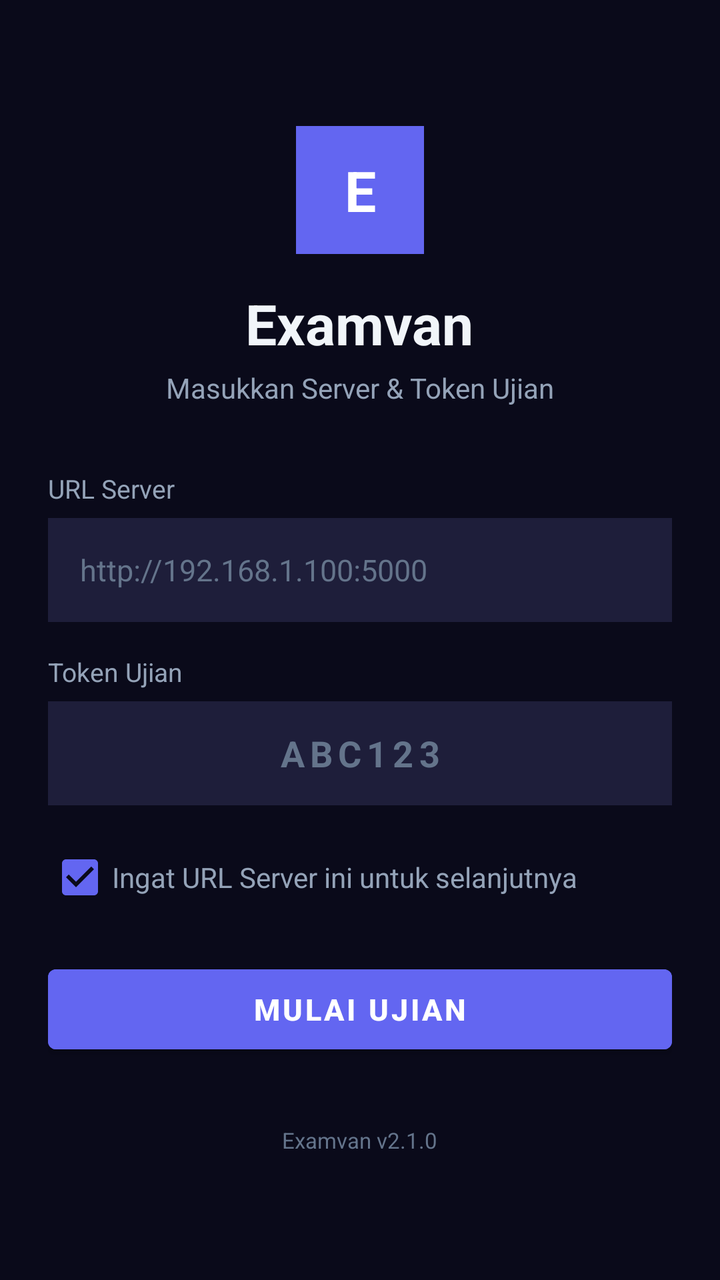
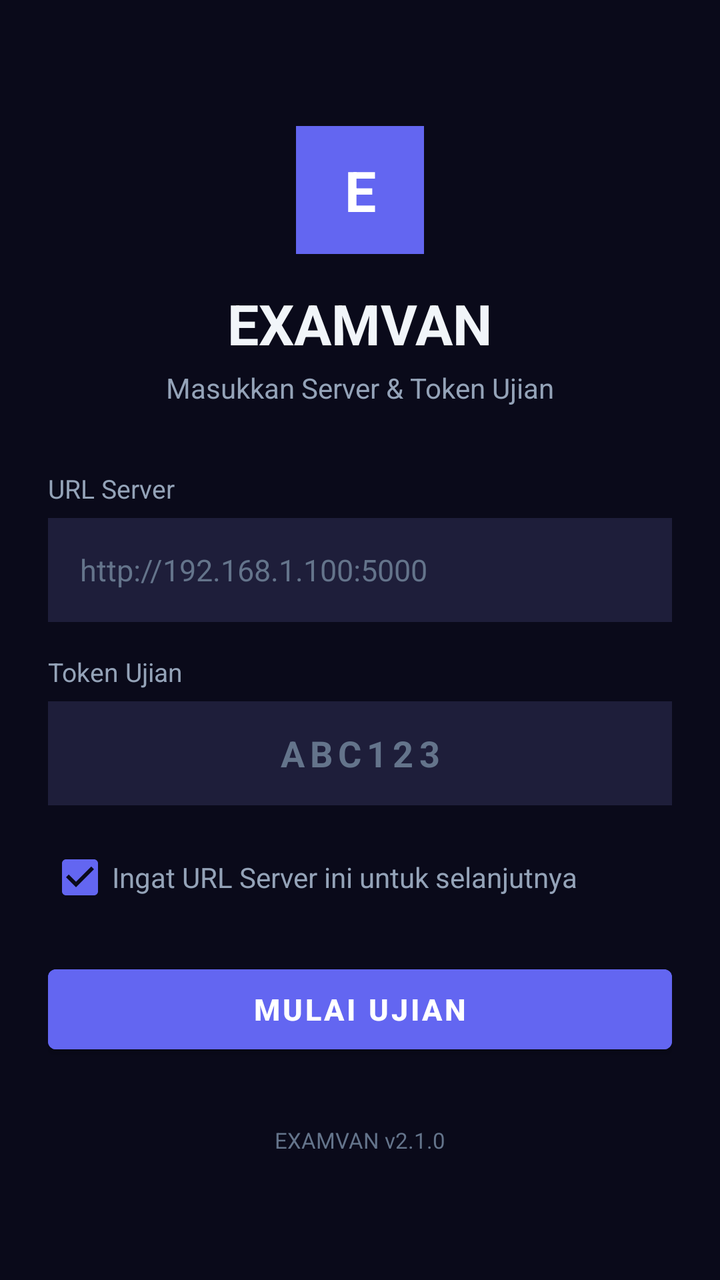

Before-and-after screenshots of an Android layout around one commit, followed by the original layout XML and the change that was made.
<!-- AndroidManifest.xml: application theme Theme.ExamVan -->
<!-- res/layout/activity_server_config.xml -->
<?xml version="1.0" encoding="utf-8"?>
<androidx.constraintlayout.widget.ConstraintLayout
    xmlns:android="http://schemas.android.com/apk/res/android"
    xmlns:app="http://schemas.android.com/apk/res-auto"
    android:layout_width="match_parent"
    android:layout_height="match_parent"
    android:background="@color/background"
    android:padding="24dp">

    <LinearLayout
        android:layout_width="0dp"
        android:layout_height="wrap_content"
        android:orientation="vertical"
        android:gravity="center_horizontal"
        app:layout_constraintTop_toTopOf="parent"
        app:layout_constraintBottom_toBottomOf="parent"
        app:layout_constraintStart_toStartOf="parent"
        app:layout_constraintEnd_toEndOf="parent"
        app:layout_constraintWidth_max="400dp">

        
        <TextView
            android:layout_width="64dp"
            android:layout_height="64dp"
            android:gravity="center"
            android:text="E"
            android:textSize="28sp"
            android:textColor="@color/on_primary"
            android:textStyle="bold"
            android:background="@color/primary"
            android:layout_marginBottom="16dp" />

        <TextView
            android:layout_width="wrap_content"
            android:layout_height="wrap_content"
            android:text="Examvan"
            android:textSize="28sp"
            android:textStyle="bold"
            android:textColor="@color/on_surface"
            android:layout_marginBottom="4dp" />

        <TextView
            android:layout_width="wrap_content"
            android:layout_height="wrap_content"
            android:text="Masukkan Server &amp; Token Ujian"
            android:textSize="14sp"
            android:textColor="@color/text_secondary"
            android:layout_marginBottom="32dp" />

        
        <TextView
            android:layout_width="match_parent"
            android:layout_height="wrap_content"
            android:text="@string/label_server_url"
            android:textSize="13sp"
            android:textColor="@color/text_secondary"
            android:layout_marginBottom="6dp" />

        <EditText
            android:id="@+id/etServerUrl"
            android:layout_width="match_parent"
            android:layout_height="52dp"
            android:hint="@string/hint_server_url"
            android:inputType="textUri"
            android:textSize="15sp"
            android:textColor="@color/on_surface"
            android:textColorHint="@color/text_muted"
            android:background="@color/surface_variant"
            android:paddingHorizontal="16dp"
            android:singleLine="true"
            android:layout_marginBottom="16dp" />

        
        <TextView
            android:layout_width="match_parent"
            android:layout_height="wrap_content"
            android:text="@string/label_token"
            android:textSize="13sp"
            android:textColor="@color/text_secondary"
            android:layout_marginBottom="6dp" />

        <EditText
            android:id="@+id/etToken"
            android:layout_width="match_parent"
            android:layout_height="52dp"
            android:hint="@string/hint_token"
            android:inputType="textCapCharacters"
            android:textSize="18sp"
            android:textStyle="bold"
            android:textColor="@color/on_surface"
            android:textColorHint="@color/text_muted"
            android:background="@color/surface_variant"
            android:paddingHorizontal="16dp"
            android:singleLine="true"
            android:letterSpacing="0.15"
            android:gravity="center"
            android:maxLength="6"
            android:layout_marginBottom="12dp" />

        
        <CheckBox
            android:id="@+id/cbRememberUrl"
            android:layout_width="match_parent"
            android:layout_height="wrap_content"
            android:text="@string/cb_remember_url"
            android:textSize="14sp"
            android:textColor="@color/text_secondary"
            android:checked="true"
            android:buttonTint="@color/primary"
            android:layout_marginBottom="8dp" />

        
        <TextView
            android:id="@+id/tvError"
            android:layout_width="match_parent"
            android:layout_height="wrap_content"
            android:textSize="13sp"
            android:textColor="@color/danger"
            android:visibility="gone"
            android:gravity="center"
            android:layout_marginBottom="8dp" />

        
        <ProgressBar
            android:id="@+id/progressLoading"
            android:layout_width="32dp"
            android:layout_height="32dp"
            android:visibility="gone"
            android:indeterminateTint="@color/primary"
            android:layout_marginBottom="12dp" />

        
        <Button
            android:id="@+id/btnConnect"
            android:layout_width="match_parent"
            android:layout_height="52dp"
            android:text="@string/btn_start_exam"
            android:textSize="15sp"
            android:textStyle="bold"
            android:backgroundTint="@color/primary"
            android:textColor="@color/on_primary"
            android:layout_marginTop="8dp" />

        <TextView
            android:layout_width="wrap_content"
            android:layout_height="wrap_content"
            android:text="Examvan v2.1.0"
            android:textSize="11sp"
            android:textColor="@color/text_muted"
            android:layout_marginTop="32dp" />

    </LinearLayout>

</androidx.constraintlayout.widget.ConstraintLayout>
<!-- resources referenced by this layout -->
<resources>
  <color name="background">#0A0A1A</color>
  <color name="danger">#EF4444</color>
  <color name="on_primary">#FFFFFF</color>
  <color name="on_surface">#F1F5F9</color>
  <color name="primary">#6366F1</color>
  <color name="surface_variant">#1E1E3A</color>
  <color name="text_muted">#64748B</color>
  <color name="text_secondary">#94A3B8</color>
  <string name="btn_start_exam">Mulai Ujian</string>
  <string name="cb_remember_url">Ingat URL Server ini untuk selanjutnya</string>
  <string name="hint_server_url">http://192.168.1.100:5000</string>
  <string name="hint_token">ABC123</string>
  <string name="label_server_url">URL Server</string>
  <string name="label_token">Token Ujian</string>
  <style name="Theme.ExamVan" parent="Theme.MaterialComponents.DayNight.NoActionBar">
          <item name="colorPrimary">@color/primary</item>
          <item name="colorPrimaryDark">@color/primary_dark</item>
          <item name="colorPrimaryVariant">@color/primary_variant</item>
          <item name="colorOnPrimary">@color/on_primary</item>
          <item name="android:colorBackground">@color/background</item>
          <item name="colorSurface">@color/surface</item>
          <item name="colorOnSurface">@color/on_surface</item>
          <item name="android:statusBarColor">@color/background</item>
          <item name="android:navigationBarColor">@color/background</item>
          <item name="android:windowLightStatusBar">false</item>
      </style>
  <color name="primary_dark">#4F46E5</color>
  <color name="primary_variant">#8B5CF6</color>
  <color name="surface">#12122A</color>
</resources>

<!-- the commit's change to res/layout/activity_server_config.xml (unified diff, before → after) -->
@@ -33,7 +33,7 @@
         <TextView
             android:layout_width="wrap_content"
             android:layout_height="wrap_content"
-            android:text="Examvan"
+            android:text="EXAMVAN"
             android:textSize="28sp"
             android:textStyle="bold"
             android:textColor="@color/on_surface"
@@ -144,7 +144,7 @@
         <TextView
             android:layout_width="wrap_content"
             android:layout_height="wrap_content"
-            android:text="Examvan v2.1.0"
+            android:text="EXAMVAN v2.1.0"
             android:textSize="11sp"
             android:textColor="@color/text_muted"
             android:layout_marginTop="32dp" />
